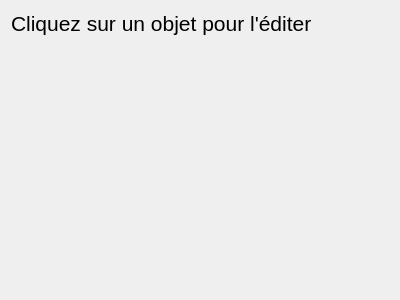
This is Projet/gui/panneauaction.ui in dtbinh/Projet_L021 as Qt 5 draws it before an edit. The edited form follows.
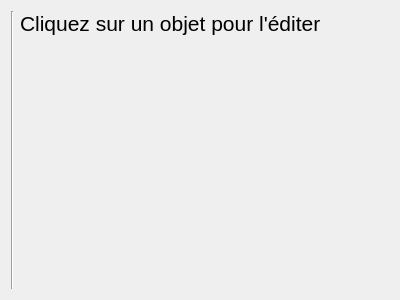
This is the edited form.

The edit to the form file:
```diff
--- a/Projet/gui/panneauaction.ui
+++ b/Projet/gui/panneauaction.ui
@@ -13,7 +13,16 @@
   <property name="windowTitle">
    <string>Form</string>
   </property>
-  <layout class="QVBoxLayout" name="verticalLayout_2">
+  <layout class="QHBoxLayout" name="horizontalLayout">
+   <item>
+    <widget class="Line" name="line">
+     <property name="orientation">
+      <enum>Qt::Vertical</enum>
+     </property>
+    </widget>
+   </item>
+   <item>
+    <layout class="QVBoxLayout" name="verticalLayout">
    <item>
     <widget class="QLabel" name="titre">
      <property name="sizePolicy">
@@ -45,6 +54,8 @@
       </size>
      </property>
     </spacer>
+     </item>
+    </layout>
    </item>
   </layout>
  </widget>
```
Lines whose indentation alone changed are shown as unchanged.
